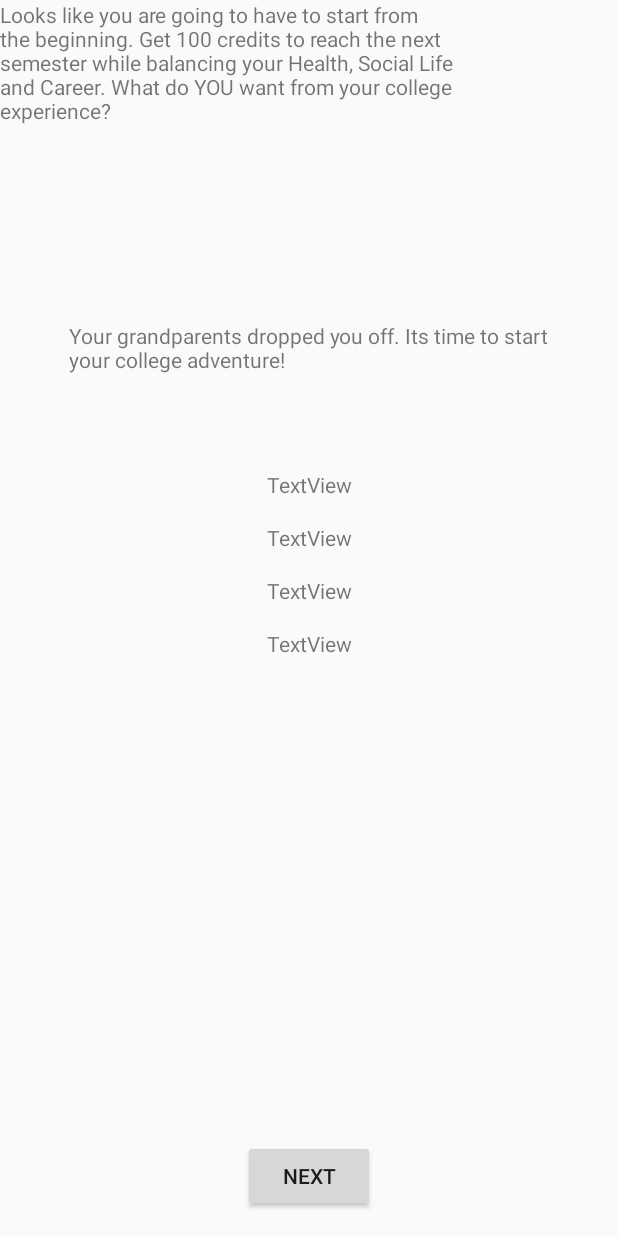
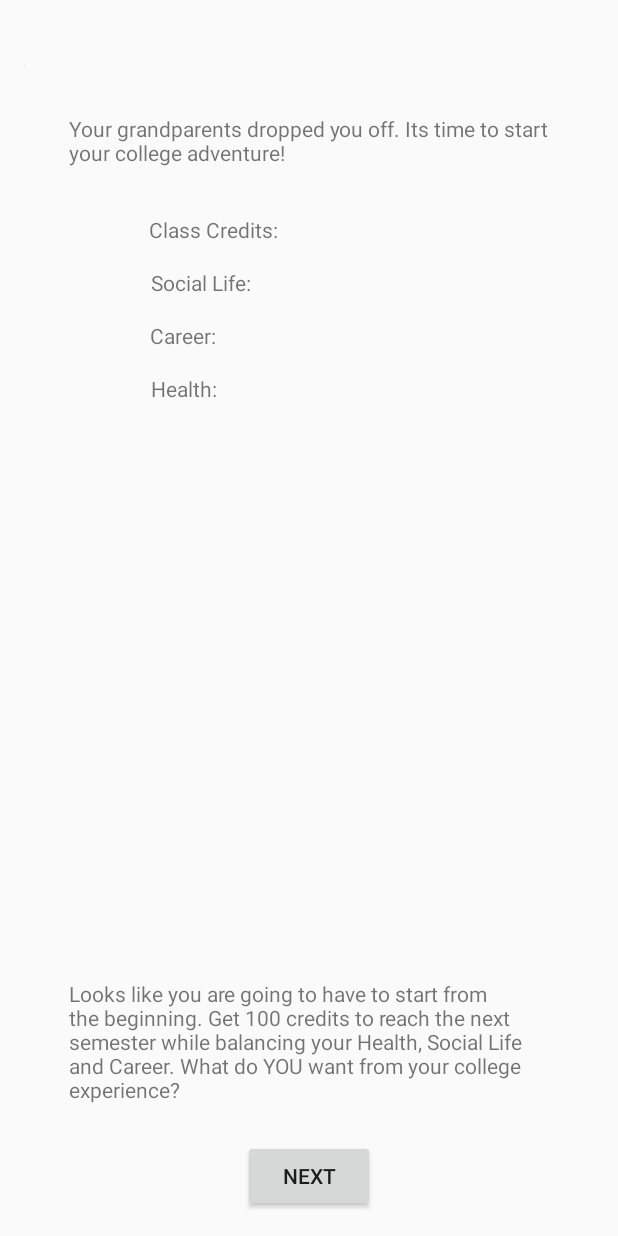
Before and after one commit to KingJohn12/ShellHacks-Project-1, an Android app: the layout layout_start.xml on its own in the app's theme, with its tools: preview values and no code run, on a phone screen of 412 x 824 dp. Run offline under Robolectric (Android 15) with nearby library versions, the phone set to English and light mode, and no system bars.

Commit message:
working on the main part

```diff
--- a/app/src/main/AndroidManifest.xml
+++ b/app/src/main/AndroidManifest.xml
@@ -16,6 +16,9 @@
                 <category android:name="android.intent.category.LAUNCHER" />
             </intent-filter>
         </activity>
+
+        <activity android:name=".MainActivity" android:screenOrientation="portrait">
+        </activity>
     </application>
 
 </manifest>
--- a/app/src/main/res/layout/layout_first.xml
+++ b/app/src/main/res/layout/layout_first.xml
@@ -124,7 +124,6 @@
                 android:id="@+id/secondPersonRadioButton"
                 android:layout_width="144dp"
                 android:layout_height="144dp"
-                android:layout_gravity="center_vertical|left"
                 android:background="@mipmap/ic_launcher"
                 android:button="@null"
                 android:onClick="onRadioButtonClicked"
--- a/app/src/main/res/layout/layout_main.xml
+++ b/app/src/main/res/layout/layout_start.xml
@@ -27,35 +27,41 @@
         android:id="@+id/firstDayTextView"
         android:layout_width="320dp"
         android:layout_height="wrap_content"
-        android:layout_marginTop="24dp"
+        android:layout_marginTop="32dp"
         android:text="Your grandparents dropped you off. Its time to start your college adventure!"
         app:layout_constraintEnd_toEndOf="parent"
         app:layout_constraintStart_toStartOf="parent"
-        app:layout_constraintTop_toTopOf="@+id/guideline3" />
+        app:layout_constraintTop_toBottomOf="@+id/avatarMainTextView" />
 
     <TextView
-        android:id="@+id/classCreditsTextVied"
+        android:id="@+id/classCreditsTextView"
         android:layout_width="wrap_content"
         android:layout_height="wrap_content"
-        tools:layout_editor_absoluteX="164dp"
-        tools:layout_editor_absoluteY="261dp" />
+        android:layout_marginTop="32dp"
+        android:layout_marginEnd="128dp"
+        android:text="Class Credits:"
+        app:layout_constraintEnd_toEndOf="parent"
+        app:layout_constraintStart_toStartOf="parent"
+        app:layout_constraintTop_toBottomOf="@+id/firstDayTextView" />
 
     <TextView
         android:id="@+id/socialLifeTextView"
         android:layout_width="wrap_content"
         android:layout_height="wrap_content"
-        android:layout_marginTop="64dp"
-        android:text="TextView"
-        app:layout_constraintEnd_toEndOf="parent"
-        app:layout_constraintStart_toStartOf="parent"
-        app:layout_constraintTop_toBottomOf="@+id/firstDayTextView" />
+        android:layout_marginTop="16dp"
+        android:layout_marginEnd="17dp"
+        android:text="Social Life:"
+        app:layout_constraintEnd_toEndOf="@+id/classCreditsTextView"
+        app:layout_constraintStart_toStartOf="@+id/classCreditsTextView"
+        app:layout_constraintTop_toBottomOf="@+id/classCreditsTextView" />
 
     <TextView
         android:id="@+id/careerPointsTextView"
         android:layout_width="wrap_content"
         android:layout_height="wrap_content"
         android:layout_marginTop="16dp"
-        android:text="TextView"
+        android:layout_marginEnd="24dp"
+        android:text="Career:"
         app:layout_constraintEnd_toEndOf="@+id/socialLifeTextView"
         app:layout_constraintStart_toStartOf="@+id/socialLifeTextView"
         app:layout_constraintTop_toBottomOf="@+id/socialLifeTextView" />
@@ -64,29 +70,57 @@
         android:id="@+id/healthTextView"
         android:layout_width="wrap_content"
         android:layout_height="wrap_content"
+        android:layout_marginStart="4dp"
         android:layout_marginTop="16dp"
-        android:text="TextView"
+        android:text="Health: "
         app:layout_constraintEnd_toEndOf="@+id/careerPointsTextView"
         app:layout_constraintStart_toStartOf="@+id/careerPointsTextView"
         app:layout_constraintTop_toBottomOf="@+id/careerPointsTextView" />
 
     <TextView
-        android:id="@+id/textView7"
+        android:id="@+id/tutorialTextView"
+        android:layout_width="320dp"
+        android:layout_height="wrap_content"
+        android:layout_marginBottom="24dp"
+        android:text="Looks like you are going to have to start from the beginning. Get 100 credits to reach the next semester while balancing your Health, Social Life and Career. What do YOU want from your college experience?"
+        app:layout_constraintBottom_toTopOf="@+id/nextButton"
+        app:layout_constraintEnd_toEndOf="parent"
+        app:layout_constraintStart_toStartOf="parent" />
+
+    <TextView
+        android:id="@+id/classCreditsCountTextView"
+        android:layout_width="wrap_content"
+        android:layout_height="wrap_content"
+        android:layout_marginStart="32dp"
+        app:layout_constraintStart_toEndOf="@+id/classCreditsTextView"
+        app:layout_constraintTop_toTopOf="@+id/classCreditsTextView" />
+
+    <TextView
+        android:id="@+id/socialLifeCountTextView"
         android:layout_width="wrap_content"
         android:layout_height="wrap_content"
         android:layout_marginTop="16dp"
-        android:text="TextView"
-        app:layout_constraintEnd_toEndOf="@+id/healthTextView"
-        app:layout_constraintStart_toStartOf="@+id/healthTextView"
-        app:layout_constraintTop_toBottomOf="@+id/healthTextView" />
+        app:layout_constraintEnd_toEndOf="@+id/classCreditsCountTextView"
+        app:layout_constraintStart_toStartOf="@+id/classCreditsCountTextView"
+        app:layout_constraintTop_toBottomOf="@+id/classCreditsCountTextView" />
 
     <TextView
-        android:id="@+id/textView8"
-        android:layout_width="320dp"
+        android:id="@+id/careerPointsCountTextView"
+        android:layout_width="wrap_content"
         android:layout_height="wrap_content"
-        android:text="Looks like you are going to have to start from the beginning. Get 100 credits to reach the next semester while balancing your Health, Social Life and Career. What do YOU want from your college experience?"
-        tools:layout_editor_absoluteX="38dp"
-        tools:layout_editor_absoluteY="538dp" />
+        android:layout_marginTop="16dp"
+        app:layout_constraintEnd_toEndOf="@+id/socialLifeCountTextView"
+        app:layout_constraintStart_toStartOf="@+id/socialLifeCountTextView"
+        app:layout_constraintTop_toBottomOf="@+id/socialLifeCountTextView" />
+
+    <TextView
+        android:id="@+id/healthCountTextView"
+        android:layout_width="wrap_content"
+        android:layout_height="wrap_content"
+        android:layout_marginTop="16dp"
+        app:layout_constraintEnd_toEndOf="@+id/careerPointsCountTextView"
+        app:layout_constraintStart_toStartOf="@+id/careerPointsCountTextView"
+        app:layout_constraintTop_toBottomOf="@+id/careerPointsCountTextView" />
 
     <Button
         android:id="@+id/nextButton"
@@ -98,10 +132,4 @@
         app:layout_constraintEnd_toEndOf="parent"
         app:layout_constraintStart_toStartOf="parent" />
 
-    <androidx.constraintlayout.widget.Guideline
-        android:id="@+id/guideline3"
-        android:layout_width="wrap_content"
-        android:layout_height="wrap_content"
-        android:orientation="horizontal"
-        app:layout_constraintGuide_begin="190dp" />
 </androidx.constraintlayout.widget.ConstraintLayout>
```
Also changed, not shown: app/src/main/java/com/example/amalifesimulator/FirstActivity.java (+6 -6 lines), app/src/main/java/com/example/amalifesimulator/MainActivity.java (+32 -17 lines), app/src/main/res/layout/layout_roommate.xml (added, +61 -0 lines), app/src/main/res/layout/layout_second.xml (deleted, +0 -49 lines), app/src/main/res/layout/layout_third.xml (deleted, +0 -122 lines).
